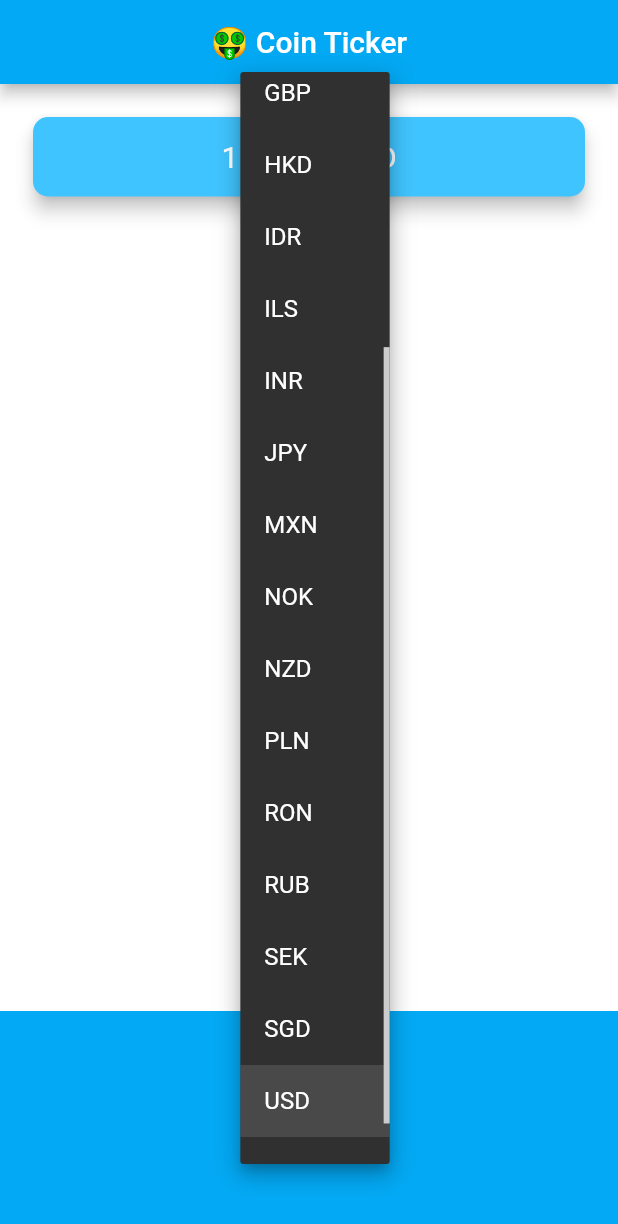
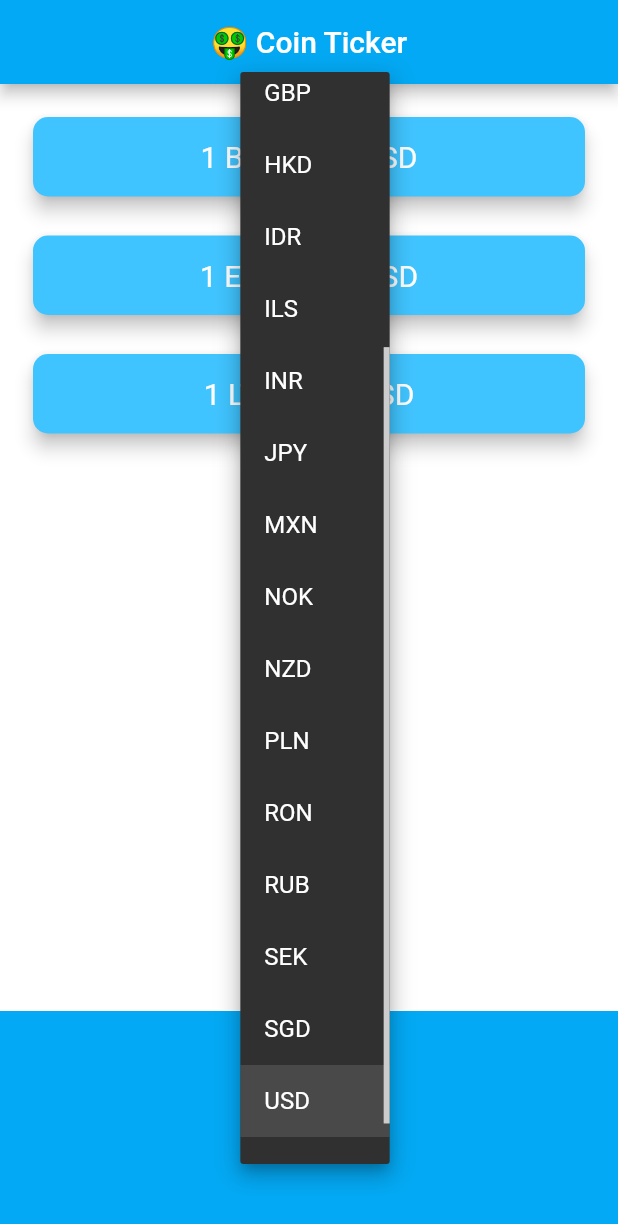
Before and after one commit to sgmagar/crypto-tracker, a Flutter app: the screen it shows after launch, after a tap on "USD", on a phone screen of 412 x 824 dp. Shown: the top 1224 px of the screen. Run offline on Flutter 3.47's test engine with Material 2 defaults, Android fonts, the phone set to English and light mode, and no system bars; network calls fail.

Commit message:
display all e crypto values

```diff
--- a/lib/crypto_value.dart
+++ b/lib/crypto_value.dart
@@ -1,6 +1,4 @@
-import 'package:http/http.dart' as http;
 import 'networking.dart';
-import 'dart:convert';
 
 NetworkHelper networkHelper = NetworkHelper();
 
@@ -8,8 +6,26 @@ class CryptoValue {
   CryptoValue(this.selectedCurrency);
   String selectedCurrency;
 
+  Future<Map> getAllValues() async {
+    return {
+      "BTC": await getBTCValue(),
+      "ETH": await getETHValue(),
+      "LTC": await getLTCValue()
+    };
+  }
+
   Future<double> getBTCValue() async {
     var btcData = await networkHelper.getData('/BTC$selectedCurrency');
-    return btcData["last"];
+    return btcData != null ? btcData["last"] : 0.0;
+  }
+
+  Future<double> getETHValue() async {
+    var ethData = await networkHelper.getData('/ETH$selectedCurrency');
+    return ethData != null ? ethData["last"] : 0.0;
+  }
+
+  Future<double> getLTCValue() async {
+    var ltcData = await networkHelper.getData('/LTC$selectedCurrency');
+    return ltcData != null ? ltcData["last"] : 0.0;
   }
 }
--- /dev/null
+++ b/lib/price_card.dart
@@ -0,0 +1,31 @@
+import 'package:flutter/material.dart';
+
+class PriceCard extends StatelessWidget {
+  final String priceText;
+  PriceCard({this.priceText});
+
+  @override
+  Widget build(BuildContext context) {
+    return Padding(
+      padding: EdgeInsets.fromLTRB(18.0, 18.0, 18.0, 0),
+      child: Card(
+        color: Colors.lightBlueAccent,
+        elevation: 5.0,
+        shape: RoundedRectangleBorder(
+          borderRadius: BorderRadius.circular(10.0),
+        ),
+        child: Padding(
+          padding: EdgeInsets.symmetric(vertical: 15.0, horizontal: 28.0),
+          child: Text(
+            priceText,
+            textAlign: TextAlign.center,
+            style: TextStyle(
+              fontSize: 20.0,
+              color: Colors.white,
+            ),
+          ),
+        ),
+      ),
+    );
+  }
+}
--- a/lib/price_screen.dart
+++ b/lib/price_screen.dart
@@ -3,6 +3,7 @@ import 'package:flutter/cupertino.dart';
 import 'dart:io' show Platform;
 import 'coin_data.dart';
 import 'crypto_value.dart';
+import 'price_card.dart';
 
 class PriceScreen extends StatefulWidget {
   @override
@@ -12,6 +13,8 @@ class PriceScreen extends StatefulWidget {
 class _PriceScreenState extends State<PriceScreen> {
   String selectedCurrency = 'USD';
   double btcValue;
+  double ethValue;
+  double ltcValue;
 
   void initState() {
     super.initState();
@@ -20,9 +23,11 @@ class _PriceScreenState extends State<PriceScreen> {
 
   void updatePrice() async {
     CryptoValue cryptoValue = CryptoValue(selectedCurrency);
-    double bitcoinValue = await cryptoValue.getBTCValue();
+    Map allValues = await cryptoValue.getAllValues();
     setState(() {
-      btcValue = bitcoinValue;
+      btcValue = allValues['BTC'];
+      ethValue = allValues['ETH'];
+      ltcValue = allValues['LTC'];
     });
   }
 
@@ -70,26 +75,16 @@ class _PriceScreenState extends State<PriceScreen> {
         mainAxisAlignment: MainAxisAlignment.spaceBetween,
         crossAxisAlignment: CrossAxisAlignment.stretch,
         children: <Widget>[
-          Padding(
-            padding: EdgeInsets.fromLTRB(18.0, 18.0, 18.0, 0),
-            child: Card(
-              color: Colors.lightBlueAccent,
-              elevation: 5.0,
-              shape: RoundedRectangleBorder(
-                borderRadius: BorderRadius.circular(10.0),
-              ),
-              child: Padding(
-                padding: EdgeInsets.symmetric(vertical: 15.0, horizontal: 28.0),
-                child: Text(
-                  '1 BTC = ${btcValue ?? ''} $selectedCurrency',
-                  textAlign: TextAlign.center,
-                  style: TextStyle(
-                    fontSize: 20.0,
-                    color: Colors.white,
-                  ),
-                ),
-              ),
-            ),
+          Column(
+            crossAxisAlignment: CrossAxisAlignment.stretch,
+            children: <Widget>[
+              PriceCard(
+                  priceText: '1 BTC = ${btcValue ?? ''} $selectedCurrency'),
+              PriceCard(
+                  priceText: '1 ETH = ${ethValue ?? ''} $selectedCurrency'),
+              PriceCard(
+                  priceText: '1 LTC = ${ltcValue ?? ''} $selectedCurrency'),
+            ],
           ),
           Container(
               height: 150.0,
```
